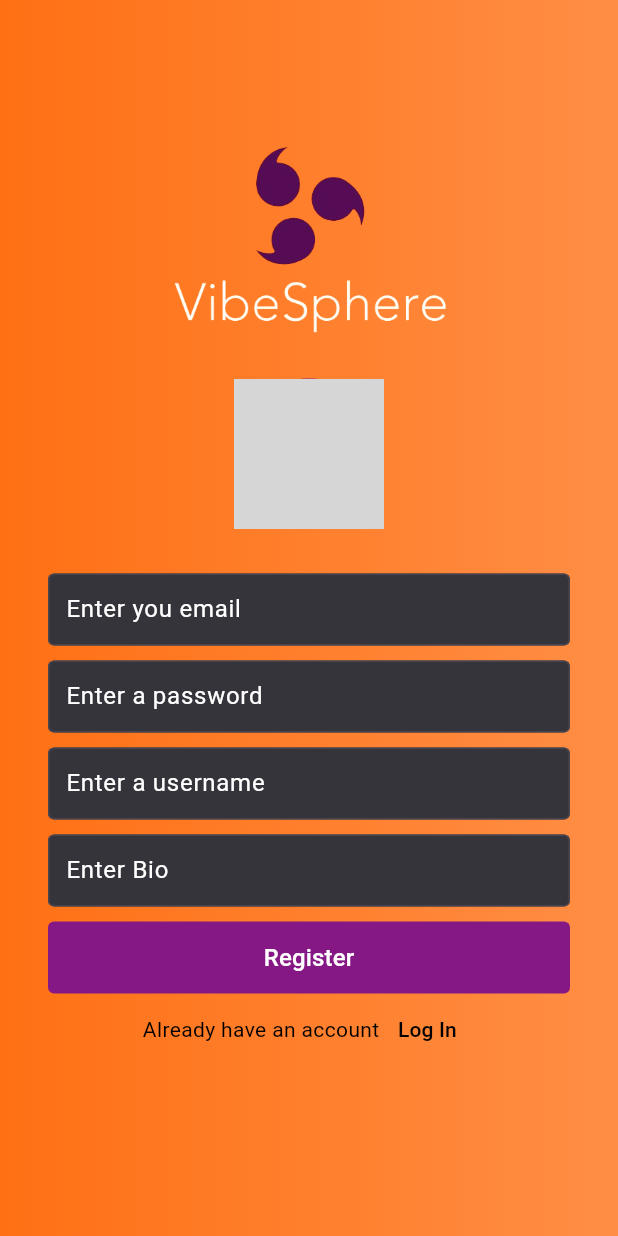
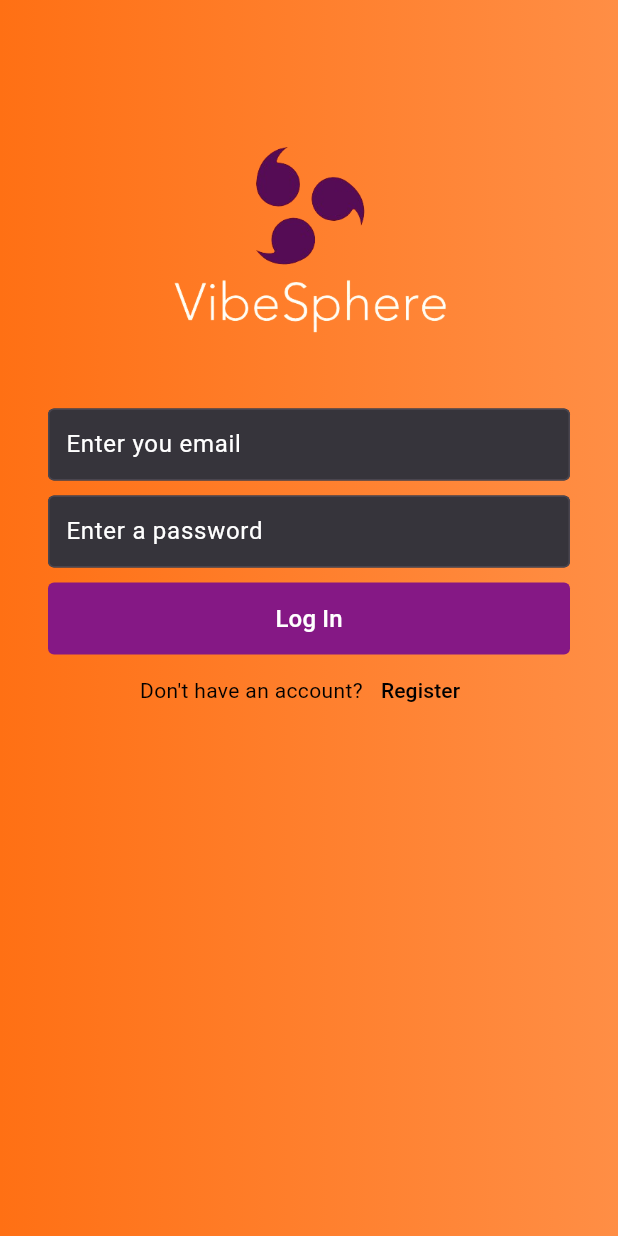
Before and after one commit to kasunicts48/flutter_social_media_app, a Flutter app: the screen it shows after launch, after a tap on "Log In", on a phone screen of 412 x 824 dp. Run offline on Flutter 3.47's test engine with Material 3 defaults, Android fonts, the phone set to English and light mode, and no system bars; our stand-ins replace firebase_core; accounts and stored records are empty; network calls fail; grey boxes are pictures that could not be loaded.

Commit message:
login screen UI complete

```diff
--- a/lib/main.dart
+++ b/lib/main.dart
@@ -23,13 +23,7 @@
       ),
       debugShowCheckedModeBanner: false,
       title: "Threads clone",
-      home: Container(
-          decoration: const BoxDecoration(
-            gradient: LinearGradient(
-              colors: mobileGradientBackgroundColor,
-            ),
-          ),
-          child: const RegisterScreen()),
+      home: const RegisterScreen(),
     );
   }
 }
--- a/lib/screens/authentication/login_screen.dart
+++ b/lib/screens/authentication/login_screen.dart
@@ -1,4 +1,9 @@
 import 'package:flutter/material.dart';
+import 'package:flutter/widgets.dart';
+import 'package:flutter_social_media_app/screens/authentication/register_screen.dart';
+import 'package:flutter_social_media_app/utils/colors.dart';
+import 'package:flutter_social_media_app/widgets/button.dart';
+import 'package:flutter_social_media_app/widgets/text_field.dart';
 
 class LoginScreen extends StatefulWidget {
   const LoginScreen({super.key});
@@ -8,11 +13,86 @@ class LoginScreen extends StatefulWidget {
 }
 
 class _LoginScreenState extends State<LoginScreen> {
+  final TextEditingController _emailController = TextEditingController();
+  final TextEditingController _passwordController = TextEditingController();
+
   @override
   Widget build(BuildContext context) {
-    return const Scaffold(
-      body: Center(
-        child: Text("login"),
+    return Container(
+      decoration: const BoxDecoration(
+        gradient: LinearGradient(
+          colors: mobileGradientBackgroundColor,
+        ),
+      ),
+      child: Scaffold(
+        body: SafeArea(
+          child: SingleChildScrollView(
+            child: Container(
+              height: MediaQuery.of(context).size.height,
+              width: double.infinity,
+              padding: const EdgeInsets.symmetric(horizontal: 32),
+              child: Column(
+                children: [
+                  Container(
+                    height: MediaQuery.of(context).size.height * 0.1,
+                  ),
+                  Image.asset(
+                    'assets/images/VibeSphereLogo02.png',
+                    height: 150,
+                  ),
+                  const SizedBox(
+                    height: 40,
+                  ),
+                  TextInputField(
+                    controller: _emailController,
+                    hintText: "Enter you email",
+                    isPassword: false,
+                    inputKeyboardType: TextInputType.emailAddress,
+                  ),
+                  const SizedBox(
+                    height: 10,
+                  ),
+                  TextInputField(
+                    controller: _passwordController,
+                    hintText: "Enter a password",
+                    isPassword: true,
+                    inputKeyboardType: TextInputType.text,
+                  ),
+                  const SizedBox(
+                    height: 10,
+                  ),
+                  SubmitButton(
+                    onPressed: () {},
+                    text: "Log In",
+                  ),
+                  Row(
+                    mainAxisAlignment: MainAxisAlignment.center,
+                    children: [
+                      const Text(
+                        "Don't have an account?",
+                        style: TextStyle(color: Colors.black),
+                      ),
+                      TextButton(
+                        onPressed: () {
+                          Navigator.push(
+                            context,
+                            MaterialPageRoute(
+                              builder: (context) => const RegisterScreen(),
+                            ),
+                          );
+                        },
+                        child: const Text(
+                          "Register",
+                          style: TextStyle(color: Colors.black),
+                        ),
+                      )
+                    ],
+                  )
+                ],
+              ),
+            ),
+          ),
+        ),
       ),
     );
   }
--- a/lib/screens/authentication/register_screen.dart
+++ b/lib/screens/authentication/register_screen.dart
@@ -1,4 +1,5 @@
 import 'package:flutter/material.dart';
+import 'package:flutter_social_media_app/screens/authentication/login_screen.dart';
 import 'package:flutter_social_media_app/utils/colors.dart';
 import 'package:flutter_social_media_app/widgets/button.dart';
 import 'package:flutter_social_media_app/widgets/text_field.dart';
@@ -18,7 +19,13 @@ class _RegisterScreenState extends State<RegisterScreen> {
 
   @override
   Widget build(BuildContext context) {
-    return Scaffold(
+    return Container(
+      decoration: const BoxDecoration(
+        gradient: LinearGradient(
+          colors: mobileGradientBackgroundColor,
+        ),
+      ),
+      child: Scaffold(
         body: SafeArea(
           child: SingleChildScrollView(
             child: Container(
@@ -37,11 +44,11 @@ class _RegisterScreenState extends State<RegisterScreen> {
                   const SizedBox(height: 20),
                   Stack(
                     children: [
-                    const CircleAvatar(
+                      CircleAvatar(
                         radius: 50,
                         backgroundColor: secondaryColor,
                         backgroundImage: NetworkImage(
-                          "https://images.pexels.com/photos/428321/pexels-photo-428321.jpeg"),
+                            "https://cdns-images.dzcdn.net/images/cover/295f4ddb17735aa03b91e6272dafe542/500x500.jpg"),
                       ),
                       Positioned(
                         bottom: 0,
@@ -114,7 +121,14 @@ class _RegisterScreenState extends State<RegisterScreen> {
                         style: TextStyle(color: Colors.black),
                       ),
                       TextButton(
-                      onPressed: () {},
+                        onPressed: () {
+                          Navigator.push(
+                            context,
+                            MaterialPageRoute(
+                              builder: (context) => const LoginScreen(),
+                            ),
+                          );
+                        },
                         child: const Text(
                           "Log In",
                           style: TextStyle(color: Colors.black),
@@ -127,6 +141,7 @@ class _RegisterScreenState extends State<RegisterScreen> {
             ),
           ),
         ),
+      ),
     );
   }
 }
--- a/lib/utils/colors.dart
+++ b/lib/utils/colors.dart
@@ -3,8 +3,9 @@ import 'package:flutter/material.dart';
 const mobileGradientBackgroundColor = [Color(0xffFF7014), Color(0xffFF8E45)];
 const mobileBlackBackgroundColor = Color(0xFF000000);
 const webBackgroundColor = Color(0xFFFF6909);
-const mobileBackgroundColor = Color(0xFFFF6909);
+const mobileBackgroundColor = Color(0xffFF8E45);
 const mobileSearchColor = Color(0xFFFF6909);
 const mainPurpleColor = Color(0xFF550C55);
 const primaryColor = Colors.white;
 const secondaryColor = Color(0xFF851885);
+const orangeColor = Color(0xFFFF6909);
```
Lines whose indentation alone changed are shown as unchanged.
